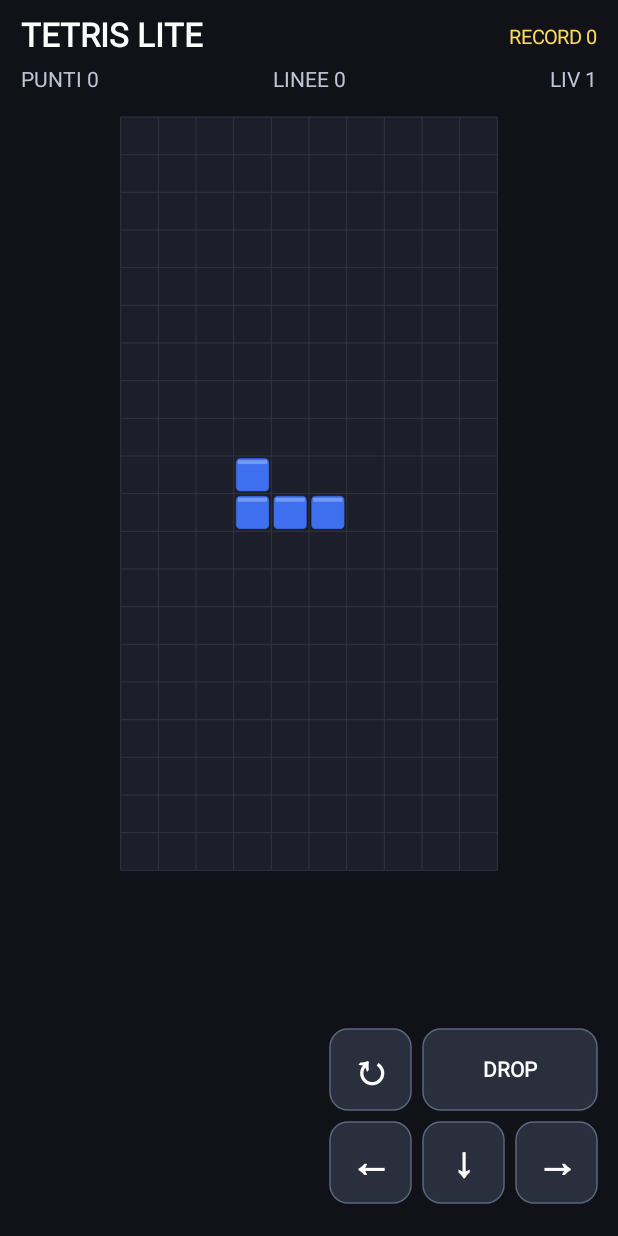
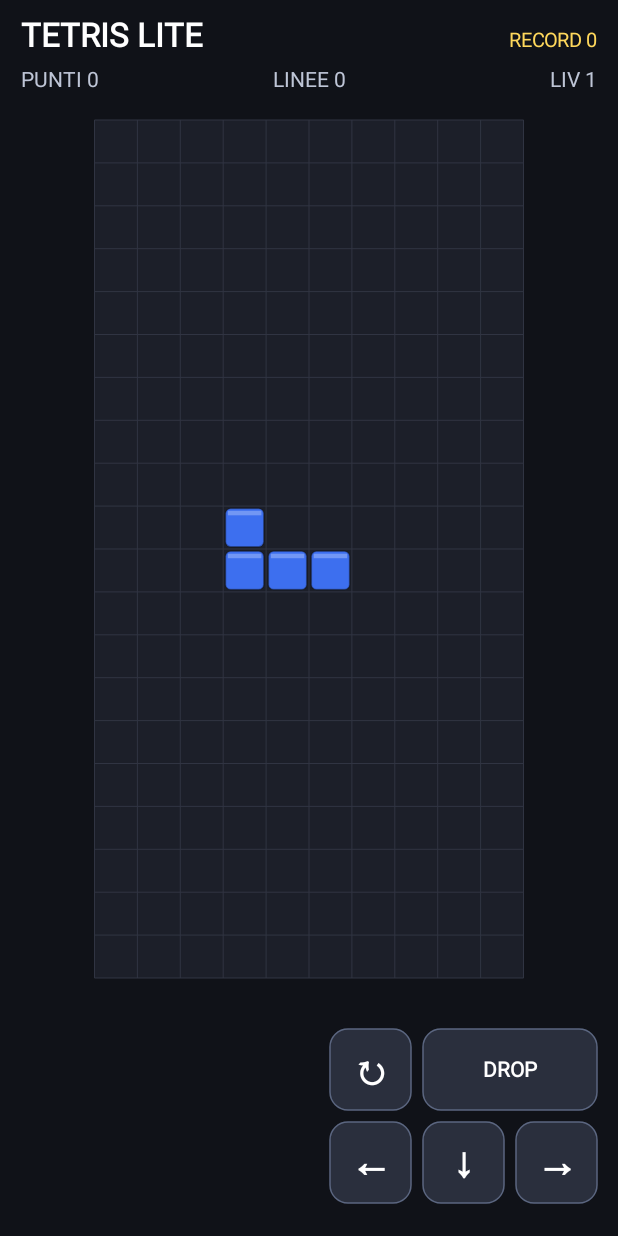
Before and after one commit to Dydiesis/TetrisLite2, an Android app: the screen it shows after launch (MainActivity), on a phone screen of 412 x 824 dp. Run offline under Robolectric (Android 15) with nearby library versions, the phone set to English and light mode, and no system bars.

Commit message:
Correggi safe area Android: status bar, navigation bar e griglia responsiva

```diff
--- a/app/src/main/java/com/poss/tetrislite/TetrisView.java
+++ b/app/src/main/java/com/poss/tetrislite/TetrisView.java
@@ -4,6 +4,8 @@ import android.app.AlertDialog;
 import android.content.Context;
 import android.content.SharedPreferences;
 import android.graphics.Canvas;
+import android.graphics.Insets;
+import android.os.Build;
 import android.graphics.Color;
 import android.graphics.Paint;
 import android.graphics.RectF;
@@ -11,6 +13,7 @@ import android.os.Handler;
 import android.os.Looper;
 import android.os.SystemClock;
 import android.view.MotionEvent;
+import android.view.WindowInsets;
 import android.view.View;
 
 import java.util.ArrayList;
@@ -125,6 +128,9 @@ public class TetrisView extends View {
     private float cellSize;
     private float boardLeft;
     private float boardTop;
+    private float safeTop;
+    private float safeBottom;
+    private float controlsTop;
     private float touchDownX;
     private float touchDownY;
 
@@ -765,6 +771,29 @@ public class TetrisView extends View {
 
     // ---------------- DISEGNO ----------------
 
+    // Android 15+ disegna edge-to-edge: escludiamo esplicitamente le barre di sistema.
+    private void updateSafeArea(float height) {
+        int top = 0;
+        int bottom = 0;
+        WindowInsets windowInsets = getRootWindowInsets();
+        if (windowInsets != null) {
+            if (Build.VERSION.SDK_INT >= Build.VERSION_CODES.R) {
+                Insets insets = windowInsets.getInsets(
+                        WindowInsets.Type.statusBars()
+                        | WindowInsets.Type.navigationBars()
+                        | WindowInsets.Type.displayCutout());
+                top = insets.top;
+                bottom = insets.bottom;
+            } else {
+                top = windowInsets.getSystemWindowInsetTop();
+                bottom = windowInsets.getSystemWindowInsetBottom();
+            }
+        }
+        safeTop = Math.max(0f, top);
+        safeBottom = Math.max(safeTop + dp(270), height - Math.max(0, bottom));
+        controlsTop = safeBottom - dp(138);
+    }
+
     @Override
     protected void onDraw(Canvas canvas) {
         super.onDraw(canvas);
@@ -772,15 +801,15 @@ public class TetrisView extends View {
 
         float width = getWidth();
         float height = getHeight();
+        updateSafeArea(height);
         float margin = dp(14);
-        float header = dp(78);
-        float controls = dp(160);
-        float usableHeight = Math.max(dp(200), height - header - controls - margin * 2);
 
-        float originalCellSize = Math.min((width - margin * 2) / COLS, usableHeight / ROWS);
-        cellSize = originalCellSize * 0.90f;
+        // La griglia si ridimensiona prima dei comandi, lasciando una zona tappabile
+        // fra la sua ultima riga e i pulsanti.
+        boardTop = safeTop + dp(80);
+        float maxBoardHeight = Math.max(dp(70), controlsTop - boardTop - dp(34));
+        cellSize = Math.min((width - margin * 2f) / COLS, maxBoardHeight / ROWS);
         boardLeft = (width - cellSize * COLS) / 2f;
-        boardTop = header;
 
         drawHeader(canvas);
         drawBoard(canvas);
@@ -793,27 +822,34 @@ public class TetrisView extends View {
 
     private void drawHeader(Canvas canvas) {
         syncBestScore();
+        float firstLine = safeTop + dp(31);
+        float secondLine = safeTop + dp(58);
+
         paint.setColor(Color.WHITE);
         paint.setTextAlign(Paint.Align.LEFT);
         paint.setTextSize(dp(22));
         paint.setFakeBoldText(true);
-        canvas.drawText("TETRIS LITE", dp(14), dp(31), paint);
+        canvas.drawText("TETRIS LITE", dp(14), firstLine, paint);
         paint.setFakeBoldText(false);
+
         paint.setTextSize(dp(13));
         paint.setColor(Color.rgb(255, 216, 92));
         paint.setTextAlign(Paint.Align.RIGHT);
-        canvas.drawText("RECORD " + bestScore, getWidth() - dp(14), dp(29), paint);
+        canvas.drawText("RECORD " + bestScore, getWidth() - dp(14), firstLine, paint);
+
         paint.setTextSize(dp(14));
         paint.setColor(Color.rgb(190, 197, 214));
         paint.setTextAlign(Paint.Align.LEFT);
-        canvas.drawText("PUNTI " + score, dp(14), dp(58), paint);
+        canvas.drawText("PUNTI " + score, dp(14), secondLine, paint);
         paint.setTextAlign(Paint.Align.CENTER);
-        canvas.drawText("LINEE " + lines, getWidth() / 2f, dp(58), paint);
+        canvas.drawText("LINEE " + lines, getWidth() / 2f, secondLine, paint);
         paint.setTextAlign(Paint.Align.RIGHT);
-        canvas.drawText("LIV " + level, getWidth() - dp(14), dp(58), paint);
+        canvas.drawText("LIV " + level, getWidth() - dp(14), secondLine, paint);
         paint.setTextAlign(Paint.Align.LEFT);
-        scoreButton.set(0, dp(36), getWidth() * 0.37f, dp(73));
-        recordButton.set(getWidth() * 0.54f, 0, getWidth(), dp(38));
+
+        // Anche le aree touch seguono lo spostamento sotto la status bar.
+        scoreButton.set(0, safeTop + dp(36), getWidth() * 0.37f, safeTop + dp(73));
+        recordButton.set(getWidth() * 0.54f, safeTop, getWidth(), safeTop + dp(38));
     }
 
     private void drawBoard(Canvas canvas) {
@@ -945,7 +981,7 @@ public class TetrisView extends View {
         float gap = dp(8);
         float side = Math.min(dp(54), (getWidth() - dp(28) - gap * 2) / 3f);
         float startX = getWidth() - dp(14) - (side * 3 + gap * 2);
-        float top = height - dp(138);
+        float top = controlsTop;
         float row2 = top + side + gap;
         rotateButton.set(startX, top, startX + side, top + side);
         dropButton.set(rotateButton.right + gap, top,
@@ -1006,20 +1042,21 @@ public class TetrisView extends View {
 
     private void drawGameOver(Canvas canvas, float width, float height) {
         paint.setColor(Color.argb(210, 8, 10, 14));
-        canvas.drawRect(0, 0, width, height, paint);
+        canvas.drawRect(0, safeTop, width, safeBottom, paint);
+        float centerY = (safeTop + safeBottom) / 2f;
 
         paint.setTextAlign(Paint.Align.CENTER);
         paint.setColor(Color.WHITE);
         paint.setFakeBoldText(true);
         paint.setTextSize(dp(34));
-        canvas.drawText("GAME OVER", width / 2f, height / 2f - dp(18), paint);
+        canvas.drawText("GAME OVER", width / 2f, centerY - dp(18), paint);
 
         paint.setFakeBoldText(false);
         paint.setTextSize(dp(17));
         paint.setColor(Color.rgb(205, 211, 226));
-        canvas.drawText("Punti: " + score + "   Linee: " + lines, width / 2f, height / 2f + dp(18), paint);
+        canvas.drawText("Punti: " + score + "   Linee: " + lines, width / 2f, centerY + dp(18), paint);
         paint.setTextSize(dp(15));
-        canvas.drawText("Tocca per ricominciare", width / 2f, height / 2f + dp(52), paint);
+        canvas.drawText("Tocca per ricominciare", width / 2f, centerY + dp(52), paint);
         paint.setTextAlign(Paint.Align.LEFT);
     }
 
```
